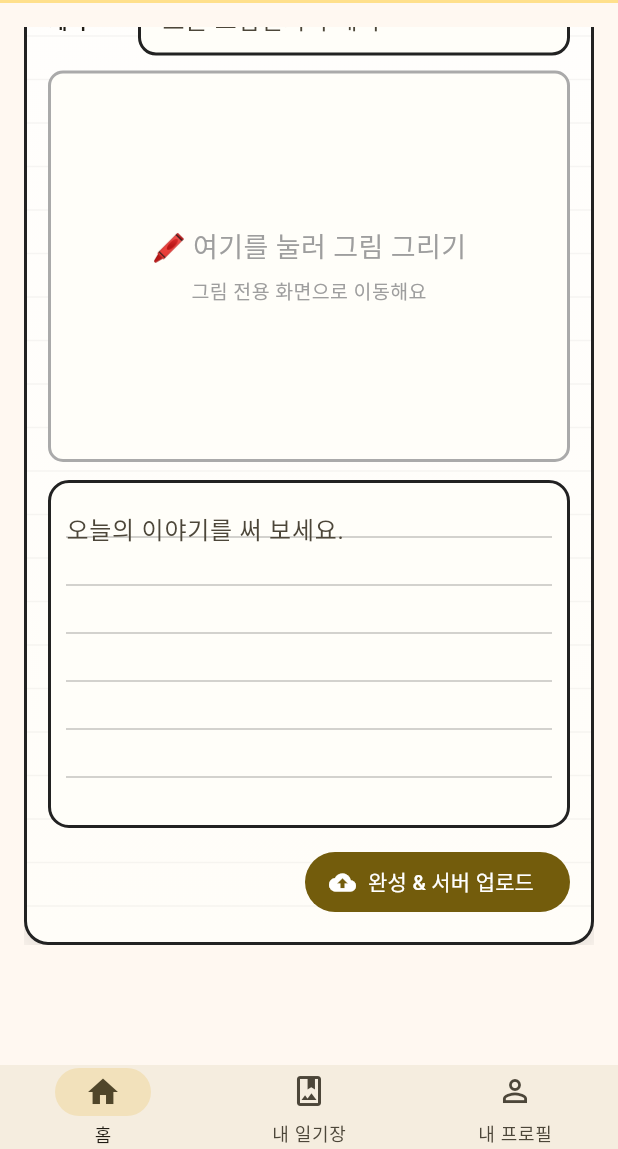
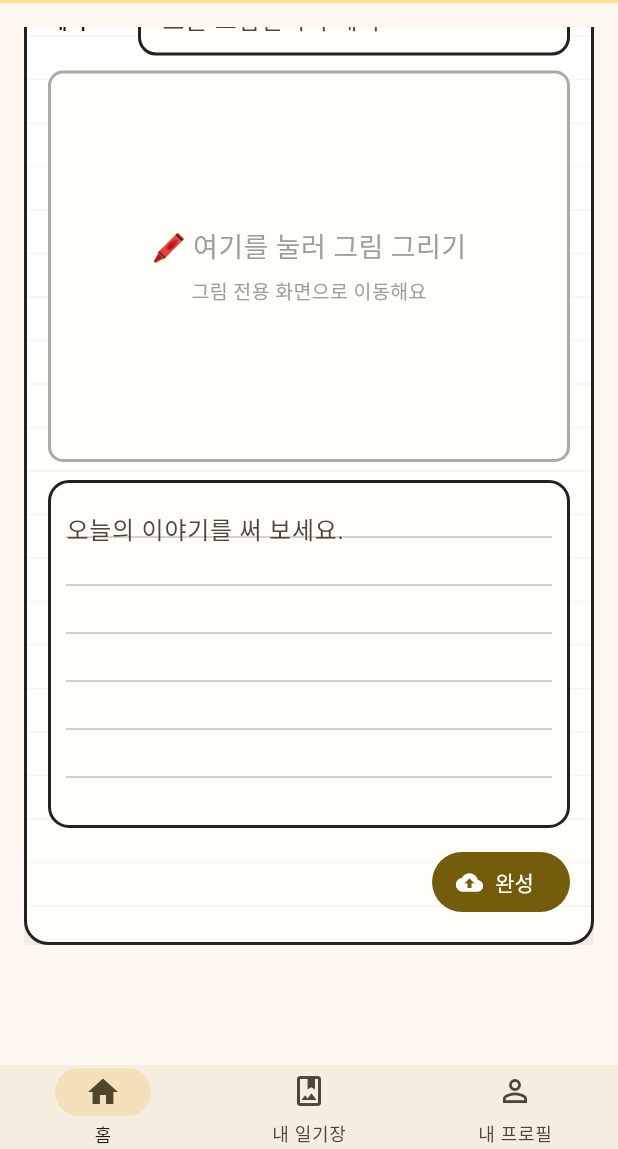
Before and after one commit to nullpo0/echo, a Flutter app: the RootScaffold screen opened directly, scrolled down 130 dp, on a phone screen of 412 x 824 dp, the part 87-1236 px from its top. Run offline on Flutter 3.47's test engine with Material 3 defaults, Android fonts, the phone set to English and light mode, and no system bars; our stand-ins replace dio, shared_preferences; missing offline and left inert: saver_gallery; accounts and stored records are empty; Roboto replaces fonts that are missing (Pretendard).

Commit message:
Update main.dart

```diff
--- a/app/flutter_app/lib/main.dart
+++ b/app/flutter_app/lib/main.dart
@@ -965,7 +965,7 @@ class _HomeTabState extends State<HomeTab> {
             icon: _uploading
                 ? const SizedBox(width: 18, height: 18, child: CircularProgressIndicator(strokeWidth: 2))
                 : const Icon(Icons.cloud_upload),
-            label: const Text('완성 & 서버 업로드'),
+            label: const Text('완성'),
           ),
         ],
       ),
```
